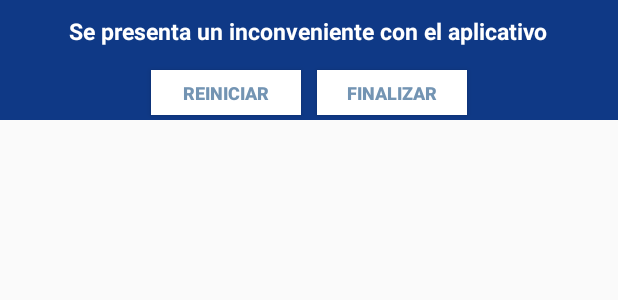
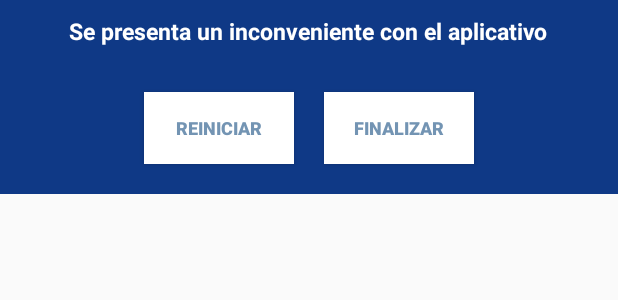
Before and after one commit to diehercasvan/EngineCalculator, an Android app: the layout custom.xml on its own in the app's theme, with its tools: preview values and no code run, on a phone screen of 412 x 824 dp. Shown: the top 300 px of the screen. Run offline under Robolectric (Android 15) with nearby library versions, the light colour scheme and no system bars.

Commit message:
New changes

```diff
--- a/app/src/main/res/anim/fadein.xml
+++ b/app/src/main/res/anim/fadein.xml
@@ -2,7 +2,7 @@
 <set xmlns:android="http://schemas.android.com/apk/res/android"
     android:interpolator="@android:anim/linear_interpolator">
     <alpha
-        android:duration="800"
+        android:duration="500"
         android:fromAlpha="0.1"
         android:toAlpha="1.0" />
 </set>
--- a/app/src/main/res/anim/fadeout.xml
+++ b/app/src/main/res/anim/fadeout.xml
@@ -2,7 +2,7 @@
 <set xmlns:android="http://schemas.android.com/apk/res/android"
     android:interpolator="@android:anim/linear_interpolator">
     <alpha
-        android:duration="800"
+        android:duration="500"
         android:fromAlpha="1.0"
         android:toAlpha="0.1" />
 </set>
--- a/app/src/main/res/layout/custom.xml
+++ b/app/src/main/res/layout/custom.xml
@@ -1,7 +1,7 @@
 <?xml version="1.0" encoding="utf-8"?>
 <LinearLayout xmlns:android="http://schemas.android.com/apk/res/android"
     android:layout_width="fill_parent"
-    android:layout_height="80dp"
+    android:layout_height="wrap_content"
     android:background="@color/colorPrimaryDark"
     android:orientation="vertical" >
 
@@ -21,32 +21,35 @@
         android:layout_width="wrap_content"
         android:layout_height="wrap_content"
         android:layout_gravity="center"
-        android:orientation="horizontal" >
+        android:orientation="horizontal"
+            android:padding="10dp">
 
         <Button
             android:id="@+id/btn_yes"
             android:layout_width="100dp"
-            android:layout_height="30dp"
+            android:layout_height="wrap_content"
             android:background="@android:color/white"
             android:clickable="true"
             android:text="@string/dialogRestart"
             android:textColor="@color/colorAccent"
             android:textStyle="bold"
-            android:textSize="12sp"
-            android:layout_margin="5dp" />
+            android:textSize="12dip"
+            android:layout_margin="10dp"
+                android:padding="10dp" />
 
         <Button
             android:id="@+id/btn_no"
             android:layout_width="100dp"
-            android:layout_height="30dp"
+            android:layout_height="wrap_content"
             android:layout_marginLeft="5dp"
             android:background="@android:color/white"
             android:clickable="true"
             android:text="@string/dialogTofinalize"
             android:textColor="@color/colorAccent"
             android:textStyle="bold"
-            android:textSize="12sp"
-            android:layout_margin="5dp" />
+            android:textSize="12dip"
+            android:layout_margin="10dp"
+                android:padding="10dp" />
     </LinearLayout>
 
 </LinearLayout>
--- a/app/src/main/res/values-v21/styles.xml
+++ b/app/src/main/res/values-v21/styles.xml
@@ -7,7 +7,6 @@
         <item name="colorPrimary">@color/colorPrimary</item>
         <item name="colorPrimaryDark">@color/colorPrimaryDark</item>
         <item name="colorAccent">@color/colorAccent</item>
-        <item name="android:textColorPrimary">@color/primary_text</item>
         <item name="android:navigationBarColor">@color/black</item>
     </style>
 
```
Also changed, not shown: app/src/main/java/com/edibca/enginecalculator/SplashScreen.java (+15 -3 lines), app/src/main/res/layout/activity_splash_screen.xml (+7 -0 lines), app/src/main/res/drawable-land-xxxhdpi/fondogeneral.jpg (added), app/src/main/res/drawable-xxxhdpi/fondogeneral.jpg (added).
